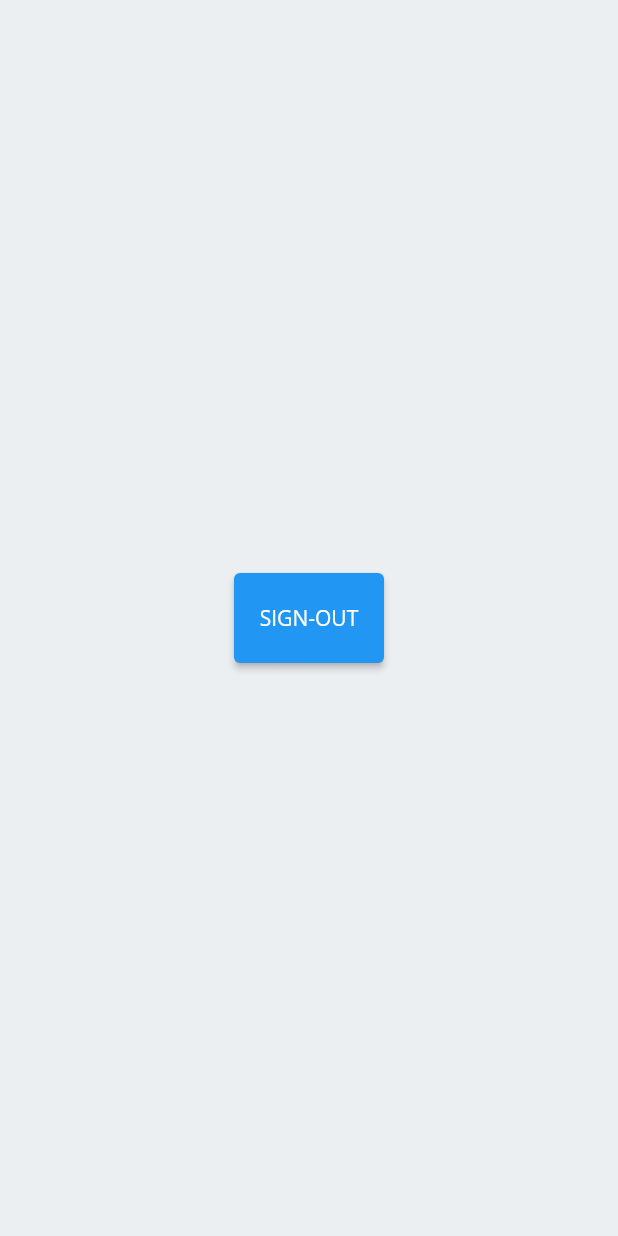
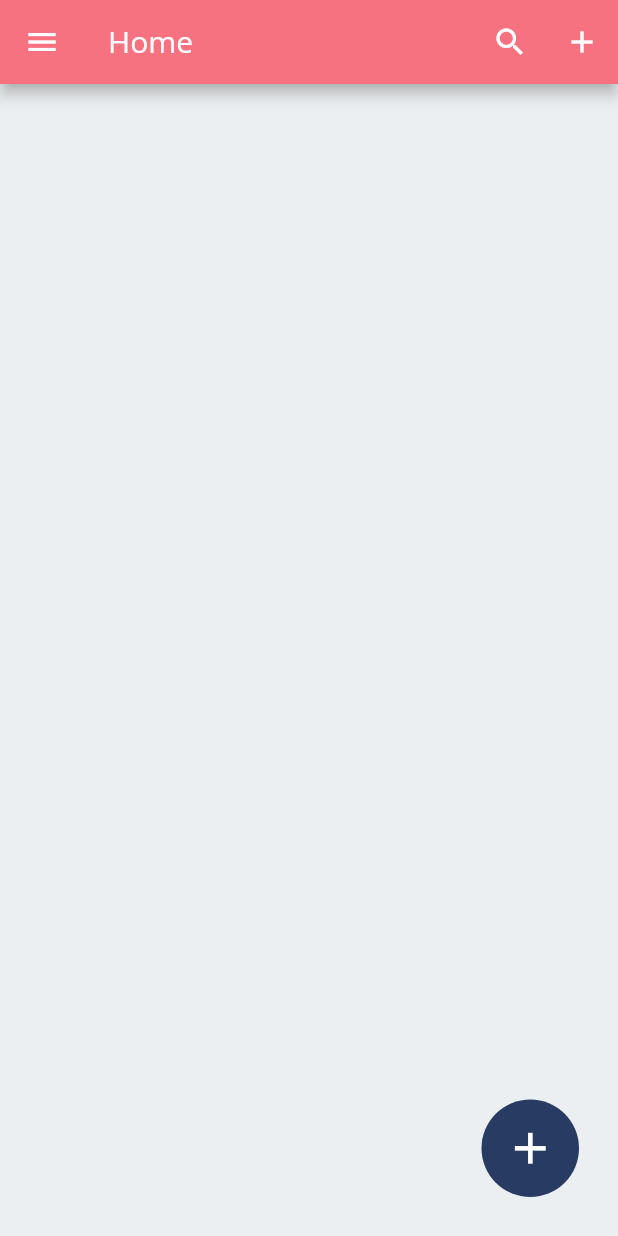
Before and after one commit to devanshjsr/I.O.T.A, a Flutter app: the StudentMainScreen screen opened by its route, on a phone screen of 412 x 824 dp. Run offline on Flutter 3.47's test engine with Material 2 defaults, Android fonts, the phone set to English and light mode, and no system bars; our stand-ins replace animated_splash_screen, cloud_firestore, curved_navigation_bar, firebase_auth, firebase_core, firebase_dynamic_links and 6 more; missing offline and left inert: flutter_multiselect; accounts and stored records are empty.

Commit message:
custom fab added and join subject using code for student done

```diff
--- a/lib/models/data_model.dart
+++ b/lib/models/data_model.dart
@@ -39,6 +39,8 @@ class DataModel {
   static const HOME = "Home";
   static const CONTACT_US = "Contact Us";
   static const MY_PROFILE = "My Profile";
+  static const ENTERCODE = "Enter Subject Code";
+  static const LENGTHSIX = "Subject Code should be of 6 characters";
 
   //video things
   static const VIDEO_CALL = "Video Call";
--- /dev/null
+++ b/lib/screens/student/custom_fab.dart
@@ -0,0 +1,206 @@
+import 'package:flutter/material.dart';
+import 'package:iota/dialog/custom_dialog.dart';
+import 'package:iota/styles.dart';
+import 'package:fluttertoast/fluttertoast.dart';
+class CustomFAB extends StatefulWidget {
+  @override
+  _CustomFABState createState() => _CustomFABState();
+}
+
+class _CustomFABState extends State<CustomFAB>
+    with SingleTickerProviderStateMixin {
+  double degreeToRadians(double degree) {
+    return degree / 57.295779513;
+  }
+
+  AnimationController animationController;
+  Animation degOneTranslationAnimation,
+      degTwoTranslationAnimation,
+      degThreeTranslationAnimation;
+  Animation rotationAnimation;
+
+  @override
+  void initState() {
+    animationController =
+        AnimationController(vsync: this, duration: Duration(milliseconds: 300));
+
+    degOneTranslationAnimation = TweenSequence([
+      TweenSequenceItem<double>(
+          tween: Tween(begin: 0.0, end: 1.3), weight: 70.0),
+      TweenSequenceItem<double>(
+          tween: Tween(begin: 1.3, end: 1.0), weight: 30.0)
+    ]).animate(animationController);
+
+    degTwoTranslationAnimation = TweenSequence([
+      TweenSequenceItem<double>(
+          tween: Tween(begin: 0.0, end: 1.5), weight: 60.0),
+      TweenSequenceItem<double>(
+          tween: Tween(begin: 1.5, end: 1.0), weight: 40.0)
+    ]).animate(animationController);
+
+    degThreeTranslationAnimation = TweenSequence([
+      TweenSequenceItem<double>(
+          tween: Tween(begin: 0.0, end: 1.7), weight: 20.0),
+      TweenSequenceItem<double>(
+          tween: Tween(begin: 1.7, end: 1.0), weight: 80.0)
+    ]).animate(animationController);
+
+    rotationAnimation = Tween<double>(begin: 180.0, end: 0.0).animate(
+        CurvedAnimation(parent: animationController, curve: Curves.easeOut));
+
+    super.initState();
+
+    animationController.addListener(() {
+      setState(() {});
+    });
+  }
+
+  @override
+  void dispose() {
+    animationController.dispose();
+    super.dispose();
+  }
+
+  @override
+  Widget build(BuildContext context) {
+    void changeFABstate() {
+      if (animationController.isCompleted) {
+        animationController.reverse();
+      } else {
+        animationController.forward();
+      }
+    }
+
+    return Container(
+      child: Stack(
+        children: [
+          Positioned(
+            right: 10,
+            bottom: 10,
+            child: Stack(alignment: AlignmentDirectional.bottomEnd, children: [
+              //  Used to enable the onClick behaviour of small btns after they move
+              IgnorePointer(
+                child: Container(
+                  height: 150.0,
+                  width: 150.0,
+                ),
+              ),
+              Transform.translate(
+                offset: Offset.fromDirection(degreeToRadians(270),
+                    degOneTranslationAnimation.value * 100),
+                child: Transform(
+                  transform: Matrix4.rotationZ(
+                      degreeToRadians(rotationAnimation.value))
+                    ..scale(degOneTranslationAnimation.value),
+                  alignment: Alignment.center,
+                  child: CircularButton(
+                    color: CustomStyle.secondaryColor,
+                    onPressed: () {
+                      Fluttertoast.showToast(msg: "Hey");
+
+                    },
+                    icon: Icon(Icons.search),
+                    height: 50,
+                    width: 50,
+                    iconSize: 30,
+                  ),
+                ),
+              ),
+              Transform.translate(
+                offset: Offset.fromDirection(degreeToRadians(225),
+                    degTwoTranslationAnimation.value * 100),
+                child: Transform(
+                  transform: Matrix4.rotationZ(
+                      degreeToRadians(rotationAnimation.value))
+                    ..scale(degTwoTranslationAnimation.value),
+                  alignment: Alignment.center,
+                  child: CircularButton(
+                    color: CustomStyle.secondaryColor,
+                    onPressed: () {
+                      //  TODO: Implement barcode for subject search
+                      print("CLICKED ON BARCODE");
+                      Fluttertoast.showToast(msg: "Coming soon");
+                      changeFABstate();
+                    },
+                    icon: Icon(Icons.qr_code),
+                    height: 50,
+                    width: 50,
+                    iconSize: 30,
+                  ),
+                ),
+              ),
+              Transform.translate(
+                offset: Offset.fromDirection(degreeToRadians(180),
+                    degThreeTranslationAnimation.value * 100),
+                child: Transform(
+                  transform: Matrix4.rotationZ(
+                      degreeToRadians(rotationAnimation.value))
+                    ..scale(degThreeTranslationAnimation.value),
+                  alignment: Alignment.center,
+                  child: CircularButton(
+                    color: CustomStyle.secondaryColor,
+                    onPressed: () {
+                      CustomDialog.showJoinDialog(context);
+                      changeFABstate();
+                    },
+                    icon: Icon(Icons.text_fields),
+                    height: 50,
+                    width: 50,
+                    iconSize: 30,
+                  ),
+                ),
+              ),
+              Transform(
+                transform:
+                    Matrix4.rotationZ(degreeToRadians(rotationAnimation.value)),
+                alignment: Alignment.center,
+                child: CircularButton(
+                  color: CustomStyle.primaryColor,
+                  onPressed: () {
+                    changeFABstate();
+                  },
+                  icon: Icon(
+                    rotationAnimation.value == 0 ? Icons.remove : Icons.add,
+                  ),
+                ),
+              ),
+            ]),
+          ),
+        ],
+      ),
+    );
+  }
+}
+
+class CircularButton extends StatelessWidget {
+  final double width;
+  final double height;
+  final Color color;
+  final Icon icon;
+  final Function onPressed;
+  final double iconSize;
+
+  CircularButton({
+    this.width = 65,
+    this.height = 65,
+    this.iconSize = 35,
+    @required this.color,
+    @required this.icon,
+    @required this.onPressed,
+  });
+  @override
+  Widget build(BuildContext context) {
+    return Container(
+      decoration: BoxDecoration(color: color, shape: BoxShape.circle),
+      width: width,
+      height: height,
+      child: IconButton(
+        onPressed: onPressed,
+        icon: icon,
+        color: Colors.white,
+        enableFeedback: true,
+        iconSize: iconSize,
+      ),
+    );
+  }
+}
--- a/lib/screens/student/student_main_screen.dart
+++ b/lib/screens/student/student_main_screen.dart
@@ -1,4 +1,11 @@
 import 'package:flutter/material.dart';
+import 'package:iota/dialog/custom_dialog.dart';
+import 'package:iota/models/data_model.dart';
+import 'package:iota/models/subject_model.dart';
+import 'package:iota/screens/student/custom_fab.dart';
+import 'package:iota/screens/subjects/subject_tile_shimmer.dart';
+import 'package:iota/subjects/subject_tile.dart';
+import 'package:iota/widgets/app_drawer.dart';
 import 'package:provider/provider.dart';
 
 import '../../models/auth_provider.dart';
@@ -8,21 +15,58 @@ class StudentMainScreen extends StatelessWidget {
   @override
   Widget build(BuildContext context) {
     return Scaffold(
-      body: Center(
-        child: Container(
-          height: 60,
-          width: 100,
-          child: ElevatedButton(
+      appBar: AppBar(
+        title: Text(DataModel.HOME),
+        actions: [
+          IconButton(
             onPressed: () {
-              Provider.of<AuthProvider>(context, listen: false)
-                  .signOutUser(context);
+
             },
-            child: Container(
-              child: Center(child: Text("SIGN-OUT")),
-            ),
+            icon: Icon(Icons.search),
+          ), IconButton(
+            onPressed: () {
+              CustomDialog.showJoinDialog(context);
+            },
+            icon: Icon(Icons.add),
           ),
-        ),
+
+      ],),
+      body:  FutureBuilder(
+        future: Provider.of<SubjectProvider>(context, listen: false)
+            .fetchMyEnrolledSubjects(),
+        builder: (ctx, dataSnapShot) {
+          if (dataSnapShot.connectionState == ConnectionState.waiting) {
+            return ListView.builder(
+              itemCount: 10,
+              itemBuilder: (ctx, index) => SubjectShimmerTile(),
+            );
+          } else if (dataSnapShot.hasError) {
+            return Center(
+              child: Text(DataModel.SOMETHING_WENT_WRONG),
+            );
+          } else {
+            //  Using consumer here as if we use provider here, whole stateless widget gets
+            //  re-rendered again, and we enter an infinite loop
+            return Consumer<SubjectProvider>(
+              builder: (ctx, subjectData, child) => RefreshIndicator(
+                onRefresh: () {
+                  return Provider.of<SubjectProvider>(context, listen: false)
+                      .fetchMyEnrolledSubjects();
+                },
+                child: ListView.builder(
+                  itemCount: subjectData.getMyEnrolledSubjectsList.length,
+                  itemBuilder: (ctx, index) => SubjectTile(
+                    subject:
+                        subjectData.getMyEnrolledSubjectsList.toList()[index],
+                  ),
+                ),
+              ),
+            );
+          }
+        },
       ),
+      floatingActionButton: CustomFAB(),
+      drawer: AppDrawer(DataModel.HOME),
     );
   }
 }
```
Also changed, not shown: lib/dialog/custom_dialog.dart (+94 -1 lines), lib/models/subject_model.dart (+54 -0 lines), pubspec.lock.
